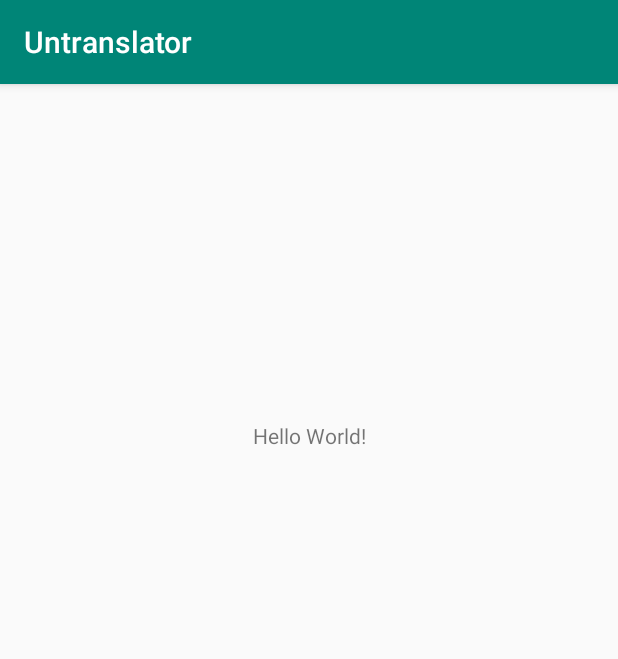
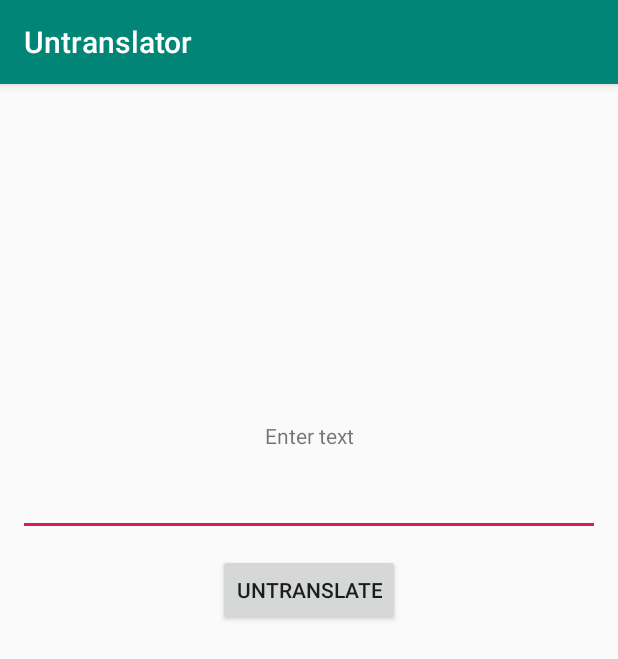
Before and after one commit to nicolargh/Untranslator, an Android app: the screen it shows after launch (MainActivity), on a phone screen of 412 x 824 dp. Shown: the top 659 px of the screen. Run offline under Robolectric (Android 15) with nearby library versions, the phone set to English and light mode, and no system bars.

Commit message:
Basic UI

```diff
--- a/app/src/main/AndroidManifest.xml
+++ b/app/src/main/AndroidManifest.xml
@@ -9,7 +9,7 @@
         android:roundIcon="@mipmap/ic_launcher_round"
         android:supportsRtl="true"
         android:theme="@style/AppTheme">
-        <activity android:name=".MainActivity">
+        <activity android:name=".ui.MainActivity">
             <intent-filter>
                 <action android:name="android.intent.action.MAIN" />
 
--- a/app/src/main/java/com/example/untranslator/MainActivity.kt
+++ /dev/null
@@ -1,12 +0,0 @@
-package com.example.untranslator
-
-import androidx.appcompat.app.AppCompatActivity
-import android.os.Bundle
-
-class MainActivity : AppCompatActivity() {
-
-    override fun onCreate(savedInstanceState: Bundle?) {
-        super.onCreate(savedInstanceState)
-        setContentView(R.layout.activity_main)
-    }
-}
--- /dev/null
+++ b/app/src/main/java/com/example/untranslator/ui/MainActivity.kt
@@ -0,0 +1,34 @@
+package com.example.untranslator.ui
+
+import android.content.Context
+import android.os.Bundle
+import android.view.MotionEvent
+import android.view.inputmethod.InputMethodManager
+import androidx.appcompat.app.AppCompatActivity
+import com.example.untranslator.R
+import kotlinx.android.synthetic.main.activity_main.*
+
+class MainActivity : AppCompatActivity() {
+
+    override fun onCreate(savedInstanceState: Bundle?) {
+        super.onCreate(savedInstanceState)
+        setContentView(R.layout.activity_main)
+
+        untranslate_button.setOnClickListener {
+            val toTranslate = read_text.text.toString()
+
+            // translate
+
+            untranslated_text.text = toTranslate
+        }
+    }
+
+    override fun dispatchTouchEvent(ev: MotionEvent?): Boolean {
+        // hide keyboard on click away from edit text
+        currentFocus?.let {view ->
+            val imm = getSystemService(Context.INPUT_METHOD_SERVICE) as InputMethodManager
+            imm.hideSoftInputFromWindow(view.windowToken, 0)
+        }
+        return super.dispatchTouchEvent(ev)
+    }
+}
--- a/app/src/main/res/layout/activity_main.xml
+++ b/app/src/main/res/layout/activity_main.xml
@@ -4,16 +4,45 @@
     xmlns:tools="http://schemas.android.com/tools"
     android:layout_width="match_parent"
     android:layout_height="match_parent"
-    tools:context=".MainActivity">
+    tools:context=".ui.MainActivity">
 
     <TextView
+        android:id="@+id/enter_text"
         android:layout_width="wrap_content"
         android:layout_height="wrap_content"
-        android:text="Hello World!"
+        android:text="@string/enter_text"
         app:layout_constraintBottom_toBottomOf="parent"
+        app:layout_constraintEnd_toEndOf="parent"
+        app:layout_constraintStart_toStartOf="parent"
         app:layout_constraintTop_toTopOf="parent"
-        app:layout_constraintVertical_bias="0.3"
+        app:layout_constraintVertical_bias="0.3" />
+
+    <EditText
+        android:id="@+id/read_text"
+        android:layout_width="match_parent"
+        android:layout_height="wrap_content"
+        android:layout_margin="12dp"
+        android:importantForAutofill="no"
+        android:maxLines="5"
+        app:layout_constraintTop_toBottomOf="@id/enter_text" />
+
+    <Button
+        android:id="@+id/untranslate_button"
+        android:layout_width="wrap_content"
+        android:layout_height="wrap_content"
+        android:layout_margin="12dp"
+        android:text="@string/untranslate"
+        app:layout_constraintEnd_toEndOf="parent"
         app:layout_constraintStart_toStartOf="parent"
-        app:layout_constraintEnd_toEndOf="parent"/>
+        app:layout_constraintTop_toBottomOf="@id/read_text" />
+
+    <TextView
+        android:id="@+id/untranslated_text"
+        android:layout_width="match_parent"
+        android:layout_height="wrap_content"
+        android:layout_margin="12dp"
+        android:gravity="center"
+        app:layout_constraintTop_toBottomOf="@id/untranslate_button"
+        tools:text="Untranslated text" />
 
 </androidx.constraintlayout.widget.ConstraintLayout>
--- a/app/src/main/res/values/strings.xml
+++ b/app/src/main/res/values/strings.xml
@@ -1,3 +1,5 @@
 <resources>
     <string name="app_name">Untranslator</string>
+    <string name="enter_text">Enter text</string>
+    <string name="untranslate">Untranslate</string>
 </resources>
```
